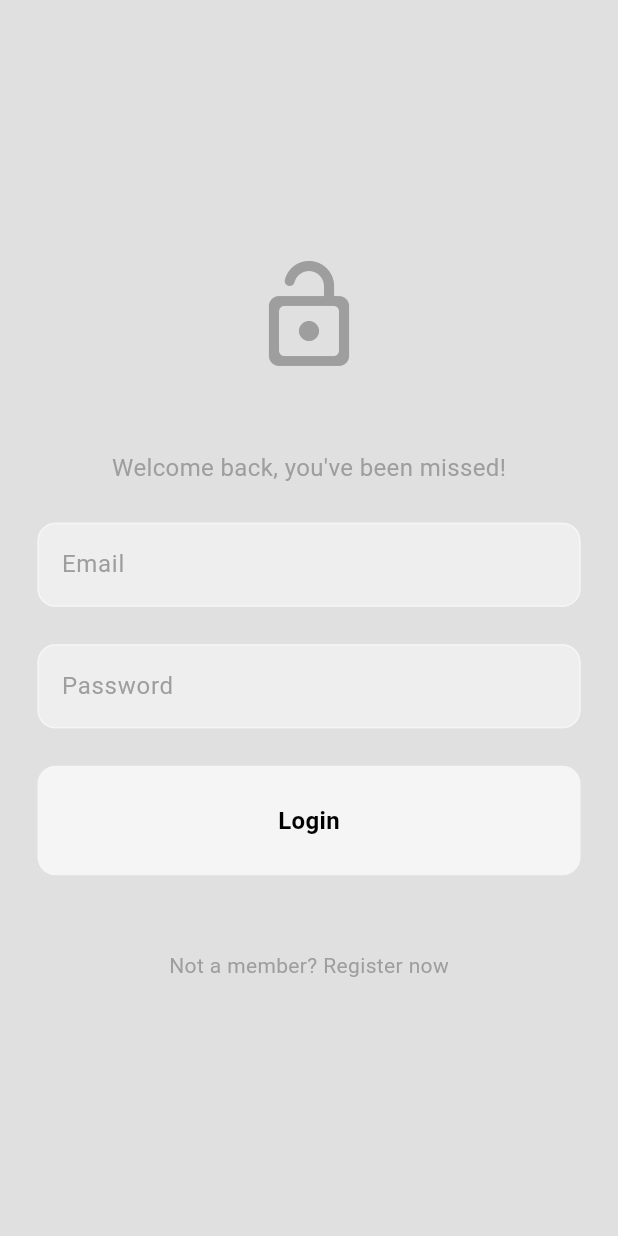
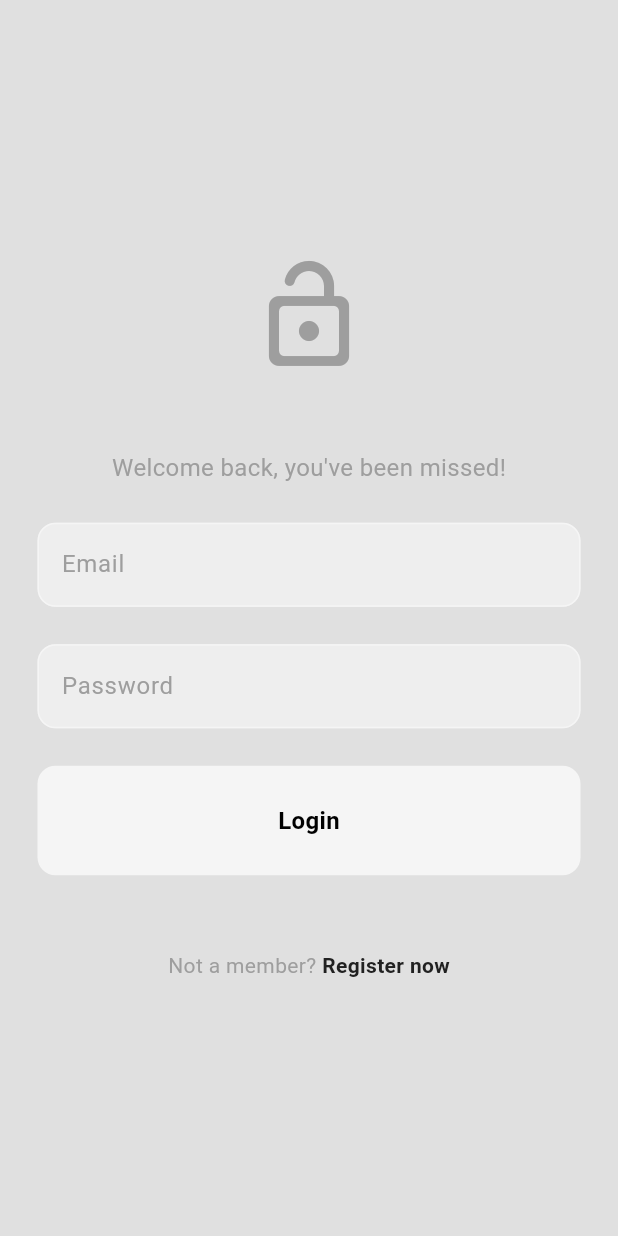
Before and after one commit to ja-varron/social_media_clone, a Flutter app: the screen it shows after launch, on a phone screen of 412 x 824 dp. Run offline on Flutter 3.47's test engine with Material 3 defaults, Android fonts, the phone set to English and light mode, and no system bars; our stand-ins replace firebase_auth, firebase_core, flutter_bloc; accounts and stored records are empty.

Commit message:
Adding toggle pages to register and login page

```diff
--- a/lib/features/auth/presentation/pages/auth_page.dart
+++ b/lib/features/auth/presentation/pages/auth_page.dart
@@ -26,6 +26,7 @@ class _AuthPageState extends State<AuthPage> {
 
   @override
   Widget build(BuildContext context) {
-    return showLoginPage ? LoginPage() : RegisterPage();
+    return showLoginPage ? LoginPage(togglePages: togglePages,) :
+    RegisterPage(togglePages: togglePages,);
   }
 }
--- a/lib/features/auth/presentation/pages/login_page.dart
+++ b/lib/features/auth/presentation/pages/login_page.dart
@@ -19,7 +19,9 @@ import 'package:social_media_clone/features/auth/presentation/components/my_butt
 import 'package:social_media_clone/features/auth/presentation/components/my_text_field.dart';
 
 class LoginPage extends StatefulWidget {
-  const LoginPage({super.key});
+  final void Function()? togglePages;
+
+  const LoginPage({super.key, required this.togglePages});
 
   @override
   State<LoginPage> createState() => _LoginPageState();
@@ -93,11 +95,26 @@ class _LoginPageState extends State<LoginPage> {
                 const SizedBox(height: 50,),
 
                 // not a member? register now
-                Text(
-                  "Not a member? Register now",
-                  style: TextStyle(
-                    color: Theme.of(context).colorScheme.primary
-                  ),
+                Row(
+                  mainAxisAlignment: MainAxisAlignment.center,
+                  children: [
+                    Text(
+                      "Not a member?",
+                      style: TextStyle(
+                        color: Theme.of(context).colorScheme.primary
+                      ),
+                    ),
+                    GestureDetector(
+                      onTap: widget.togglePages,
+                      child: Text(
+                        " Register now",
+                        style: TextStyle(
+                          color: Theme.of(context).colorScheme.inversePrimary,
+                          fontWeight: FontWeight.bold,
+                        ),
+                      ),
+                    ),
+                  ],
                 ),
               ],
             ),
```
Also changed, not shown: lib/features/auth/presentation/pages/register_page.dart (+23 -6 lines).
